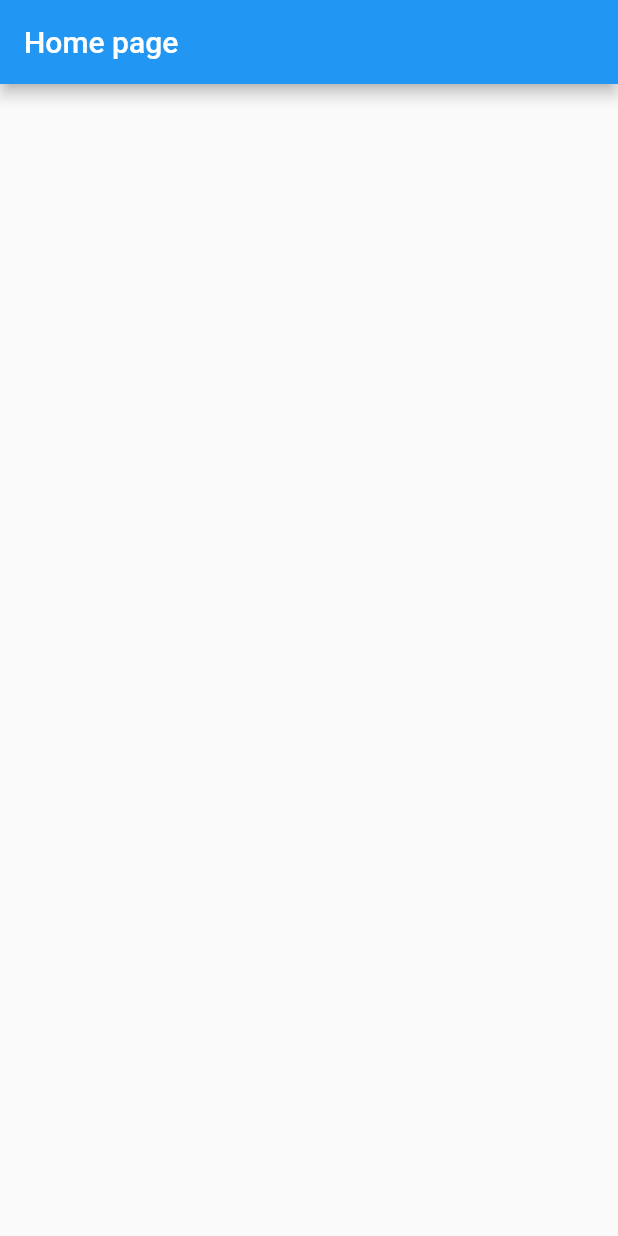
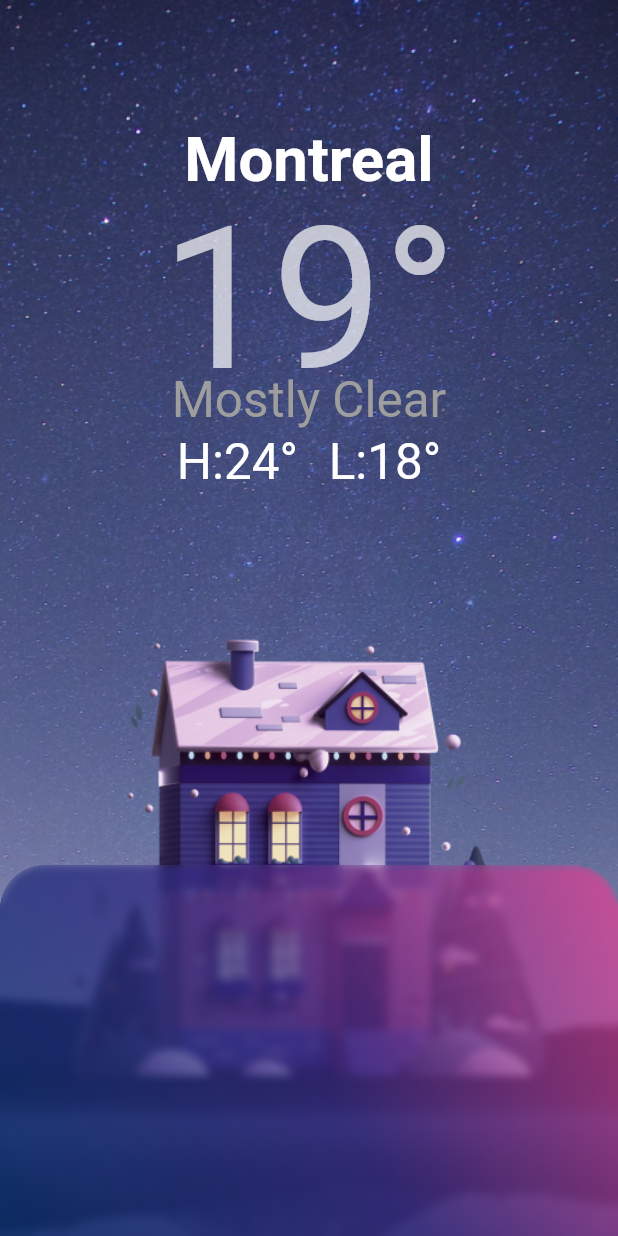
Before and after one commit to mahmoud947/weather_app, a Flutter app: the screen it shows after launch, on a phone screen of 412 x 824 dp. Run offline on Flutter 3.47's test engine with Material 2 defaults, Android fonts, the phone set to English and light mode, and no system bars; our stand-ins replace sizer.

Commit message:
finish home view design

```diff
--- a/lib/common/app_routes.dart
+++ b/lib/common/app_routes.dart
@@ -1,5 +1,15 @@
 import 'package:flutter/material.dart';
+import '../features/weather/presentation/pages/home_page.dart';
 
 class AppRoutes {
-  static final String root = "/";
+  AppRoutes._();
+  static const String home = "/";
+  static Route? generateRoute(RouteSettings settings) {
+    switch (settings.name) {
+      case home:
+        return MaterialPageRoute(builder: (context) => const HomePage());
+      default:
+        return null;
+    }
+  }
 }
--- a/lib/common/app_text_theme.dart
+++ b/lib/common/app_text_theme.dart
@@ -4,9 +4,10 @@ import 'package:sizer/sizer.dart';
 class AppTextTheme {
   AppTextTheme._();
   static final TextTheme appTextTheme = TextTheme(
-    displayMedium: TextStyle(fontWeight: FontWeight.bold, fontSize: 34.sp),
+    displayMedium: TextStyle(
+        fontWeight: FontWeight.bold, fontSize: 30.sp, color: Colors.white),
     displayLarge: TextStyle(fontWeight: FontWeight.normal, fontSize: 96.sp),
-    bodyMedium: TextStyle(fontWeight: FontWeight.normal, fontSize: 20.sp),
+    bodyMedium: TextStyle(fontWeight: FontWeight.normal, fontSize: 24.sp),
     labelMedium: TextStyle(fontWeight: FontWeight.w600, fontSize: 16.sp),
   );
 }
--- a/lib/common/app_themes.dart
+++ b/lib/common/app_themes.dart
@@ -1,5 +1,6 @@
 import 'package:flutter/material.dart';
 import 'package:weather_app/common/app_colors.dart';
+import 'package:weather_app/common/app_text_theme.dart';
 
 class AppThemes {
   static final ThemeData appTheme = ThemeData(
@@ -13,9 +14,13 @@ class AppThemes {
       error: Colors.red,
       onError: Colors.white,
       background: AppColors.darkPurple,
-      onBackground: Colors.white,
+      onBackground: Colors.grey,
       surface: AppColors.darkBlue,
       onSurface: Colors.grey,
     ),
+    textTheme: AppTextTheme.appTextTheme,
+    bottomSheetTheme: BottomSheetThemeData(
+      backgroundColor: Colors.black.withOpacity(0),
+    ),
   );
 }
--- a/lib/features/weather/presentation/pages/Sample_page.dart
+++ /dev/null
@@ -1,17 +0,0 @@
-import 'package:flutter/material.dart';
-
-class SamplePage extends StatefulWidget {
-  const SamplePage({super.key});
-
-  @override
-  createState() => _SamplePage();
-}
-
-class _SamplePage extends State<SamplePage> {
-  @override
-  Widget build(BuildContext context) {
-    return Scaffold(
-      appBar: AppBar(),
-    );
-  }
-}
--- /dev/null
+++ b/lib/features/weather/presentation/pages/components/home_body.dart
@@ -0,0 +1,136 @@
+import 'dart:math';
+import 'dart:ui';
+
+import 'package:flutter/cupertino.dart';
+import 'package:flutter/material.dart';
+import 'package:flutter/src/widgets/container.dart';
+import 'package:flutter/src/widgets/framework.dart';
+import 'package:sizer/sizer.dart';
+import 'package:weather_app/common/app_colors.dart';
+import 'package:weather_app/common/image_resources.dart';
+
+class HomeBody extends StatelessWidget {
+  const HomeBody({super.key});
+
+  @override
+  Widget build(BuildContext context) {
+    return Stack(
+      children: [
+        Positioned(
+          right: 0,
+          left: 0,
+          top: 0,
+          bottom: 0,
+          child: Image.asset(
+            ImageResources.homeBackGround,
+            fit: BoxFit.fill,
+          ),
+        ),
+        Positioned(
+          top: 50.h,
+          right: 12.w,
+          left: 12.w,
+          child: Image.asset(
+            ImageResources.homeIcon,
+          ),
+        ),
+        Positioned(
+          top: 10.h,
+          left: 0,
+          right: 0,
+          child: Text(
+            'Montreal',
+            style: Theme.of(context).textTheme.displayMedium,
+            textAlign: TextAlign.center,
+          ),
+        ),
+        Positioned(
+          top: 15.h,
+          left: 0,
+          right: 0,
+          child: Text(
+            '19°',
+            style: Theme.of(context).textTheme.displayLarge,
+            textAlign: TextAlign.center,
+          ),
+        ),
+        Positioned(
+          top: 30.h,
+          left: 0,
+          right: 0,
+          child: Text(
+            'Mostly Clear',
+            style: Theme.of(context).textTheme.bodyMedium?.copyWith(
+                  color: Theme.of(context).colorScheme.onBackground,
+                ),
+            textAlign: TextAlign.center,
+          ),
+        ),
+        Positioned(
+          top: 35.h,
+          left: 0,
+          right: 0,
+          child: Wrap(
+            alignment: WrapAlignment.center,
+            children: [
+              Text(
+                'H:24°',
+                style: Theme.of(context).textTheme.bodyMedium,
+                textAlign: TextAlign.center,
+              ),
+              SizedBox(
+                width: 5.w,
+              ),
+              Text(
+                'L:18°',
+                style: Theme.of(context).textTheme.bodyMedium,
+                textAlign: TextAlign.center,
+              ),
+            ],
+          ),
+        ),
+        bottomSheet(),
+      ],
+    );
+  }
+
+  DraggableScrollableSheet bottomSheet() {
+    return DraggableScrollableSheet(
+      initialChildSize: 0.3,
+      minChildSize: 0.2,
+      maxChildSize: 1,
+      builder: (context, scrollController) => Container(
+        decoration: BoxDecoration(
+          borderRadius: const BorderRadius.only(
+              topLeft: Radius.circular(30), topRight: Radius.circular(30)),
+          gradient: LinearGradient(
+            begin: Alignment.topRight,
+            end: Alignment.bottomLeft,
+            colors: [
+              AppColors.pink.withAlpha(190),
+              AppColors.indigo.withAlpha(190),
+              AppColors.darkBlue.withAlpha(190),
+            ],
+          ),
+        ),
+        child: ClipRRect(
+          borderRadius: const BorderRadius.only(
+            topLeft: Radius.circular(30),
+            topRight: Radius.circular(30),
+          ),
+          clipBehavior: Clip.antiAlias,
+          child: BackdropFilter(
+              filter: ImageFilter.blur(
+                sigmaX: 3,
+                sigmaY: 3,
+              ),
+              child: SingleChildScrollView(
+                child: Column(
+                  children: [],
+                ),
+              )),
+        ),
+      ),
+    );
+  }
+}
--- /dev/null
+++ b/lib/features/weather/presentation/pages/home_page.dart
@@ -0,0 +1,14 @@
+import 'package:flutter/material.dart';
+
+import 'components/home_body.dart';
+
+class HomePage extends StatelessWidget {
+  const HomePage({Key? key}) : super(key: key);
+
+  @override
+  Widget build(BuildContext context) {
+    return const Scaffold(
+      body: HomeBody(),
+    );
+  }
+}
--- a/lib/main.dart
+++ b/lib/main.dart
@@ -1,4 +1,7 @@
 import 'package:flutter/material.dart';
+import 'package:sizer/sizer.dart';
+import 'package:weather_app/common/app_routes.dart';
+import 'package:weather_app/common/app_themes.dart';
 
 void main() {
   runApp(const MyApp());
@@ -9,25 +12,16 @@ class MyApp extends StatelessWidget {
 
   @override
   Widget build(BuildContext context) {
-    return MaterialApp(
-      title: 'Flutter Demo',
-      theme: ThemeData(
-        primaryColor: Colors.blue,
-      ),
-      home: const HomePage(),
+    return Sizer(
+      builder: (context, orientation, deviceType) {
+        return MaterialApp(
+          debugShowCheckedModeBanner: false,
+          title: 'Flutter Demo',
+          theme: AppThemes.appTheme,
+          themeMode: ThemeMode.system,
+          onGenerateRoute: AppRoutes.generateRoute,
+        );
+      },
     );
   }
 }
-
-class HomePage extends StatelessWidget {
-  const HomePage({Key? key}) : super(key: key);
-
-  @override
-  Widget build(BuildContext context) {
-    return Scaffold(
-      appBar: AppBar(
-        title: const Text('Home page'),
-      ),
-    );
-  }
-}
--- a/pubspec.yaml
+++ b/pubspec.yaml
@@ -37,6 +37,7 @@ dependencies:
   # Use with the CupertinoIcons class for iOS style icons.
   cupertino_icons: ^1.0.2
   sizer: ^2.0.15
+  flutter_svg: ^1.1.6
 
 dev_dependencies:
   flutter_test:
```
Also changed, not shown: pubspec.lock.
